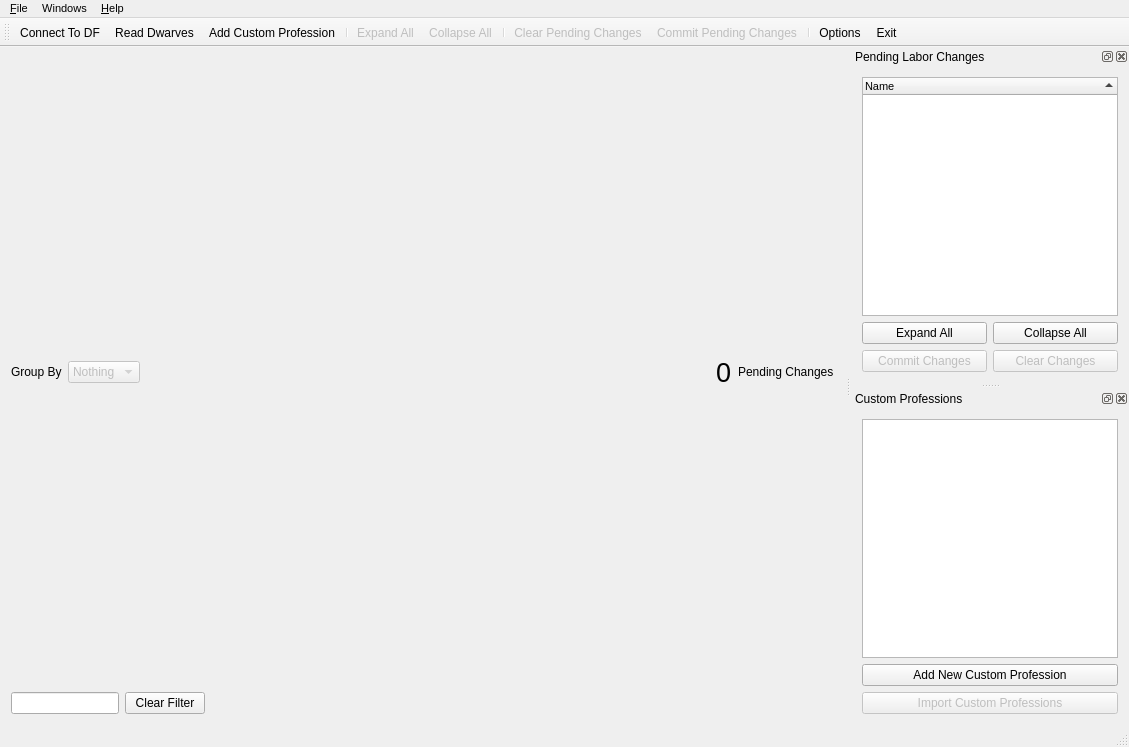
BlessedHeretic/dwarf-therapist-1, file ui/mainwindow.ui: the form before one commit.
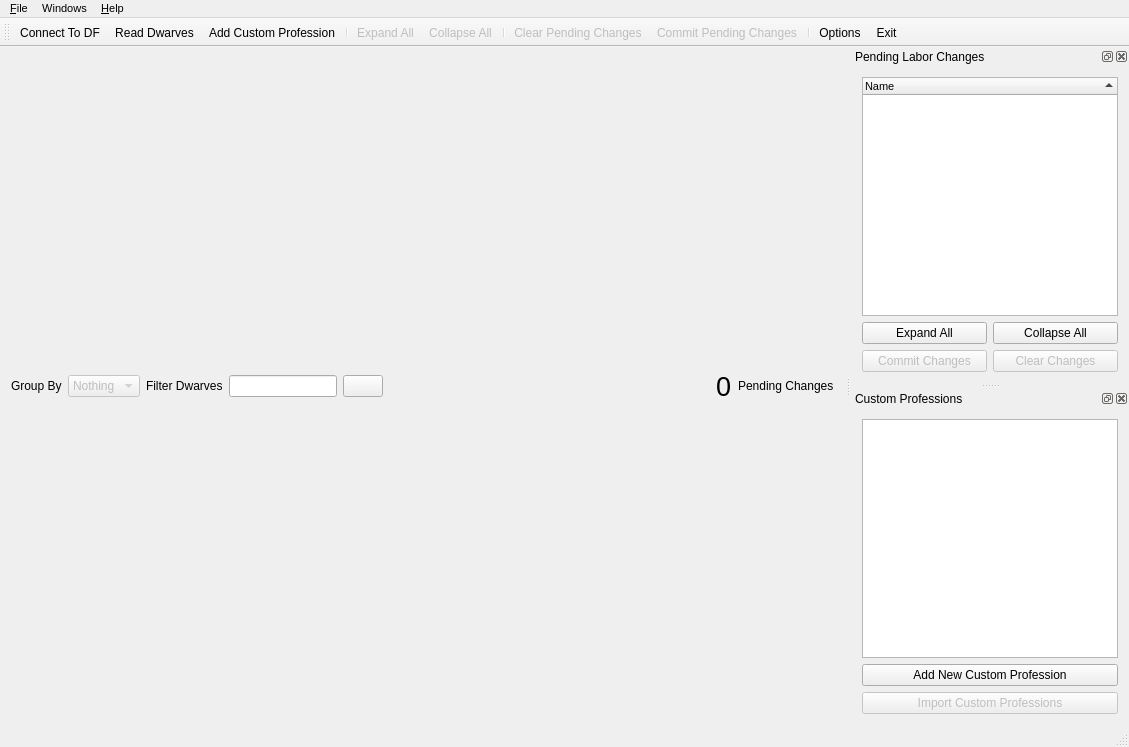
The form after the commit. Icons and pictures are not drawn.

Commit message:
new images for the ViewManager Consolidated the filter UI elements into the group by row (gives more vertical real estate)
extra : convert_revision : svn%3A82f7e2ee-17d4-4d33-8270-8034ddbaea07/trunk%40111

The edit to the form file:
```diff
--- a/ui/mainwindow.ui
+++ b/ui/mainwindow.ui
@@ -20,7 +20,7 @@
   <widget class="QWidget" name="main_widget">
    <layout class="QVBoxLayout" name="v_box">
     <item>
-     <layout class="QHBoxLayout" name="horizontalLayout_2">
+     <layout class="QHBoxLayout" name="horizontalLayout" stretch="0,0,0,0,0,10,0,0">
       <item>
        <widget class="QLabel" name="lbl_group_by">
         <property name="text">
@@ -49,6 +49,36 @@
         </item>
        </widget>
       </item>
+      <item>
+       <widget class="QLabel" name="label">
+        <property name="text">
+         <string>Filter Dwarves</string>
+        </property>
+       </widget>
+      </item>
+      <item>
+       <widget class="QLineEdit" name="le_filter_text"/>
+      </item>
+      <item>
+       <widget class="QPushButton" name="pushButton">
+        <property name="toolTip">
+         <string>Clear Filter Text</string>
+        </property>
+        <property name="statusTip">
+         <string>Clear Filter Text</string>
+        </property>
+        <property name="whatsThis">
+         <string>This will clear the filter box and show all dwarves</string>
+        </property>
+        <property name="text">
+         <string/>
+        </property>
+        <property name="icon">
+         <iconset resource="../images.qrc">
+          <normaloff>:/img/cross.png</normaloff>:/img/cross.png</iconset>
+        </property>
+       </widget>
+      </item>
       <item>
        <spacer name="horizontalSpacer">
         <property name="orientation">
@@ -83,33 +113,6 @@
       </item>
      </layout>
     </item>
-    <item>
-     <layout class="QHBoxLayout" name="horizontalLayout" stretch="0,0,2">
-      <item>
-       <widget class="QLineEdit" name="le_filter_text"/>
-      </item>
-      <item>
-       <widget class="QPushButton" name="pushButton">
-        <property name="text">
-         <string>Clear Filter</string>
-        </property>
-       </widget>
-      </item>
-      <item>
-       <spacer name="horizontalSpacer_3">
-        <property name="orientation">
-         <enum>Qt::Horizontal</enum>
-        </property>
-        <property name="sizeHint" stdset="0">
-         <size>
-          <width>40</width>
-          <height>20</height>
-         </size>
-        </property>
-       </spacer>
-      </item>
-     </layout>
-    </item>
    </layout>
   </widget>
   <widget class="QMenuBar" name="menuBar">
```
The commit also changes 4 other files.
